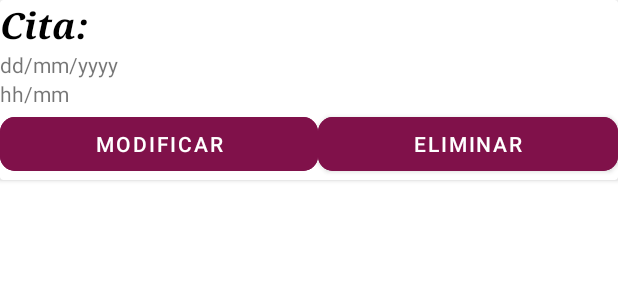
After one commit to jvanhub/TiendaApp, an Android app: the layout list_element.xml on its own in the app's theme, with its tools: preview values and no code run, on a phone screen of 412 x 824 dp. The commit adds this screen. Shown: the top 300 px of the screen. Run offline under Robolectric (Android 15) with nearby library versions, the phone set to English and light mode, and no system bars.

Commit message:
Mostrar OK

```diff
--- a/app/build.gradle
+++ b/app/build.gradle
@@ -38,6 +38,8 @@ dependencies {
     implementation 'com.google.firebase:firebase-auth:21.0.1'
     implementation 'com.google.firebase:firebase-database:20.0.2'
     implementation 'com.google.firebase:firebase-config:21.0.1'
+    implementation 'androidx.recyclerview:recyclerview:1.2.1'
+    implementation 'androidx.cardview:cardview:1.0.0'
     testImplementation 'junit:junit:4.+'
     androidTestImplementation 'androidx.test.ext:junit:1.1.3'
     androidTestImplementation 'androidx.test.espresso:espresso-core:3.4.0'
--- /dev/null
+++ b/app/src/main/res/layout/list_element.xml
@@ -0,0 +1,59 @@
+<?xml version="1.0" encoding="utf-8"?>
+<androidx.cardview.widget.CardView xmlns:android="http://schemas.android.com/apk/res/android"
+    xmlns:app="http://schemas.android.com/apk/res-auto"
+    android:layout_width="match_parent"
+    android:layout_height="wrap_content">
+
+    <LinearLayout
+        android:layout_width="match_parent"
+        android:layout_height="match_parent"
+        android:orientation="vertical">
+
+        <TextView
+            android:id="@+id/textViewCitasCard"
+            android:layout_width="match_parent"
+            android:layout_height="wrap_content"
+            android:fontFamily="serif"
+            android:text="@string/citaCard"
+            android:textAlignment="viewStart"
+            android:textColor="#000000"
+            android:textSize="24sp"
+            android:textStyle="bold|italic" />
+
+        <TextView
+            android:id="@+id/textViewFechaCard"
+            android:layout_width="match_parent"
+            android:layout_height="wrap_content"
+            android:text="@string/mostrarFechaCard" />
+
+        <TextView
+            android:id="@+id/textViewHoraCard"
+            android:layout_width="match_parent"
+            android:layout_height="wrap_content"
+            android:text="@string/mostrarHoraCard" />
+
+        <LinearLayout
+            android:layout_width="match_parent"
+            android:layout_height="match_parent"
+            android:orientation="horizontal">
+
+            <Button
+                android:id="@+id/buttonModifi"
+                android:layout_width="wrap_content"
+                android:layout_height="wrap_content"
+                android:layout_weight="1"
+                android:backgroundTint="#80114A"
+                android:text="@string/modificarCita"
+                app:cornerRadius="10dp" />
+
+            <Button
+                android:id="@+id/buttonDelet"
+                android:layout_width="wrap_content"
+                android:layout_height="wrap_content"
+                android:layout_weight="1"
+                android:backgroundTint="#80114A"
+                android:text="@string/eliminarCita"
+                app:cornerRadius="10dp" />
+        </LinearLayout>
+    </LinearLayout>
+</androidx.cardview.widget.CardView>
--- a/app/src/main/res/values/strings.xml
+++ b/app/src/main/res/values/strings.xml
@@ -32,6 +32,12 @@
 
     <string name="VerCita">VER</string>
     <string name="modificarCita">MODIFICAR</string>
+    <string name="eliminarCita">ELIMINAR</string>
+
+    <string name="mostrarFechaCard">dd/mm/yyyy</string>
+    <string name="mostrarHoraCard">hh/mm</string>
+    <string name="citaCard">Cita:</string>
+
     <string name="Atras">VOLVER</string>
 
 
```
Also changed, not shown: app/src/main/java/com/example/tiendaapp/Citas.java (+16 -25 lines), app/src/main/java/com/example/tiendaapp/ListAdapter.java (added, +70 -0 lines), app/src/main/java/com/example/tiendaapp/ListElemnt.java (added, +28 -0 lines), app/src/main/res/layout/activity_citas.xml (+18 -9 lines).
